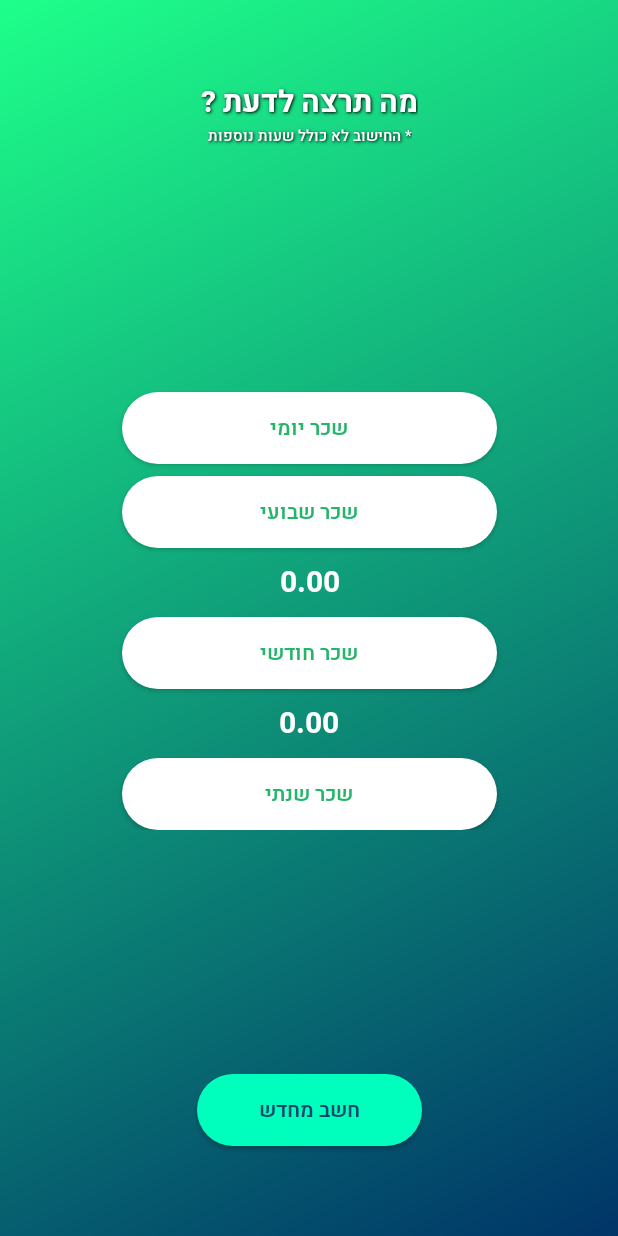
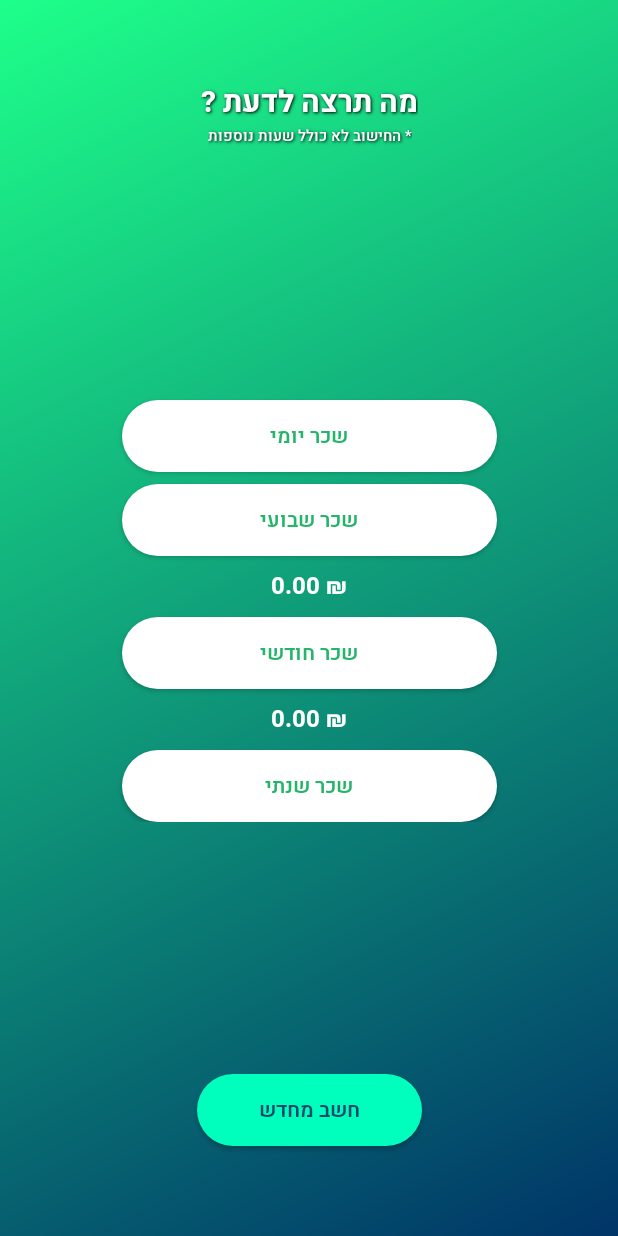
Before and after one commit to tonygorb/Wagie, an Android app: the SecondActivity screen opened directly, with no data from a screen before it, after a tap on "שכר שבועי", on a phone screen of 412 x 824 dp. Run offline under Robolectric (Android 15) with nearby library versions, the phone set to English and light mode, and no system bars; 1 statement that could not run was skipped; 2 other taps on this screen came first.

Commit message:
XML bug fixed. * Everything works great. * Optimized for smaller devices.

```diff
--- a/app/src/main/java/wagie/com/wagie/SecondActivity.java
+++ b/app/src/main/java/wagie/com/wagie/SecondActivity.java
@@ -17,7 +17,7 @@ import android.widget.Toast;
 
 import java.text.DecimalFormat;
 
-public class SecondActivity extends AppCompatActivity implements View.OnClickListener {
+public class SecondActivity extends AppCompatActivity {
 
     private static final String TAG = "SecondActivity";
 
@@ -58,7 +58,7 @@ public class SecondActivity extends AppCompatActivity implements View.OnClickLis
             public void onClick(View v) {
                 if (showFirst == true){
                     daily.setVisibility(View.VISIBLE);
-                    daily.setText(dailyValue);
+                    daily.setText(dailyValue + " ₪");
                     showFirst = false;
                 } else {
                     daily.setVisibility(View.GONE);
@@ -82,7 +82,7 @@ public class SecondActivity extends AppCompatActivity implements View.OnClickLis
             public void onClick(View v) {
                 if (showFirst == true){
                     weekly.setVisibility(View.VISIBLE);
-                    weekly.setText(weeklyValue);
+                    weekly.setText(weeklyValue + " ₪");
                     showFirst = false;
                 } else {
                     weekly.setVisibility(View.GONE);
@@ -105,7 +105,7 @@ public class SecondActivity extends AppCompatActivity implements View.OnClickLis
             public void onClick(View v) {
                 if (showFirst == true){
                     monthly.setVisibility(View.VISIBLE);
-                    monthly.setText(monthlyValue);
+                    monthly.setText(monthlyValue + " ₪");
                     showFirst = false;
                 } else {
                     monthly.setVisibility(View.GONE);
@@ -128,7 +128,7 @@ public class SecondActivity extends AppCompatActivity implements View.OnClickLis
             public void onClick(View v) {
                 if (showFirst == true){
                     yearly.setVisibility(View.VISIBLE);
-                    yearly.setText(yearlyValue);
+                    yearly.setText(yearlyValue + " ₪");
                     showFirst = false;
                 } else {
                     yearly.setVisibility(View.GONE);
@@ -156,25 +156,4 @@ public class SecondActivity extends AppCompatActivity implements View.OnClickLis
     public void onBackPressed() {
         super.onBackPressed();
     }
-
-    @Override
-    public void onClick(View v) {
-//        switch (v.getId()){
-//            case R.id.btn_daily_result:
-//
-//                break;
-//
-//            case R.id.weekly_result:
-//
-//                break;
-//
-//            case R.id.monthly_result:
-//
-//                break;
-//
-//            case R.id.yearly_result:
-//
-//                break;
-//        }
-    }
 }
--- a/app/src/main/res/layout/activity_second.xml
+++ b/app/src/main/res/layout/activity_second.xml
@@ -126,7 +126,7 @@
                 android:fontFamily="@font/heebo_bold"
                 android:text="₪ 1,000"
                 android:textColor="@android:color/white"
-                android:textSize="20sp"
+                android:textSize="16sp"
                 app:layout_constraintEnd_toEndOf="parent"
                 app:layout_constraintHorizontal_bias="0.501"
                 app:layout_constraintStart_toStartOf="parent"
@@ -159,7 +159,7 @@
                 android:fontFamily="@font/heebo_bold"
                 android:text="₪ 100,000"
                 android:textColor="@android:color/white"
-                android:textSize="20sp"
+                android:textSize="16sp"
                 app:layout_constraintBottom_toBottomOf="parent"
                 app:layout_constraintEnd_toEndOf="parent"
                 app:layout_constraintStart_toStartOf="parent"
@@ -175,7 +175,7 @@
                 android:fontFamily="@font/heebo_bold"
                 android:text="₪ 8,000"
                 android:textColor="@android:color/white"
-                android:textSize="20sp"
+                android:textSize="16sp"
                 app:layout_constraintEnd_toEndOf="parent"
                 app:layout_constraintStart_toStartOf="parent"
                 app:layout_constraintTop_toBottomOf="@+id/btn_monthly_result" />
@@ -190,7 +190,7 @@
                 android:fontFamily="@font/heebo_bold"
                 android:text="₪ 300"
                 android:textColor="@android:color/white"
-                android:textSize="20sp"
+                android:textSize="16sp"
                 app:layout_constraintEnd_toEndOf="parent"
                 app:layout_constraintStart_toStartOf="parent"
                 app:layout_constraintTop_toBottomOf="@+id/btn_daily_result" />
```
